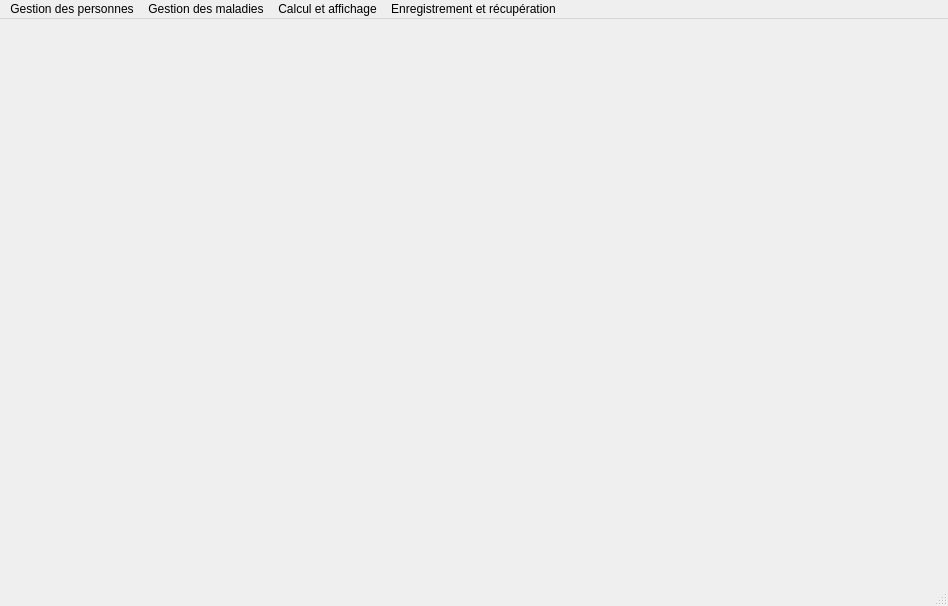
This is GUI.ui in Mindblownserver/mini-project as Qt 5 draws it before an edit. The edited form follows.
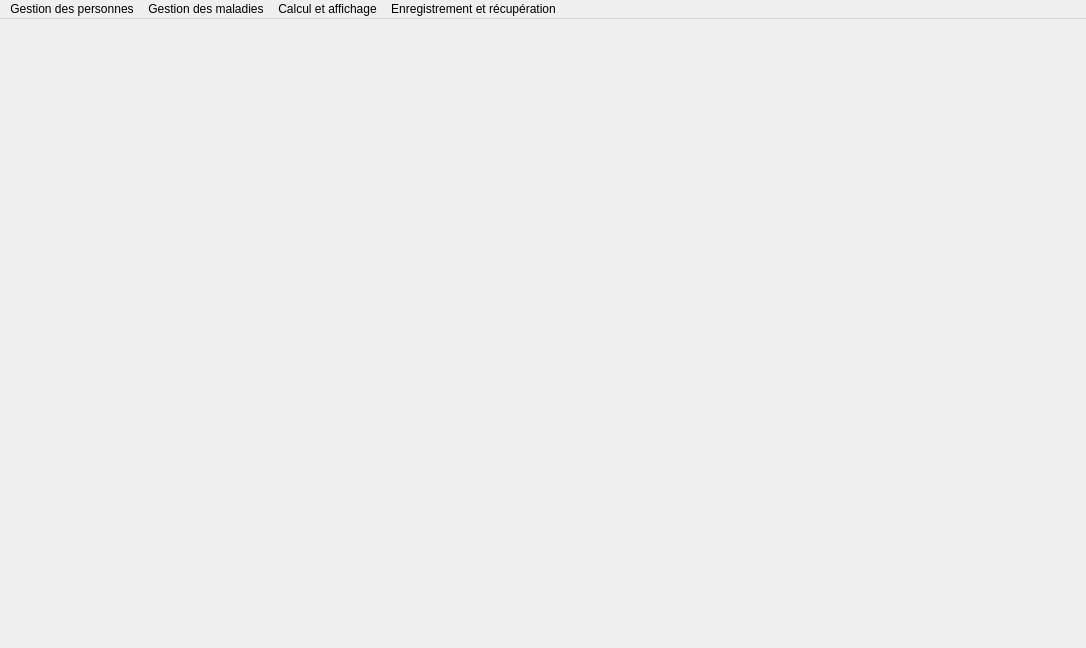
This is the edited form. Icons and pictures are not drawn.

Patch:
```diff
--- a/GUI.ui
+++ b/GUI.ui
@@ -6,8 +6,8 @@
    <rect>
     <x>0</x>
     <y>0</y>
-    <width>948</width>
-    <height>606</height>
+    <width>1086</width>
+    <height>648</height>
    </rect>
   </property>
   <property name="windowTitle">
@@ -23,7 +23,7 @@
     <rect>
      <x>0</x>
      <y>0</y>
-     <width>948</width>
+     <width>1086</width>
      <height>22</height>
     </rect>
    </property>
@@ -123,7 +123,6 @@
    <addaction name="Calcul"/>
    <addaction name="Enregistrement"/>
   </widget>
-  <widget class="QStatusBar" name="statusbar"/>
   <action name="actionAjouter">
    <property name="text">
     <string>Ajouter personne</string>
```
Left out of the diff: 6 changed lines with no effect on the pictures.
